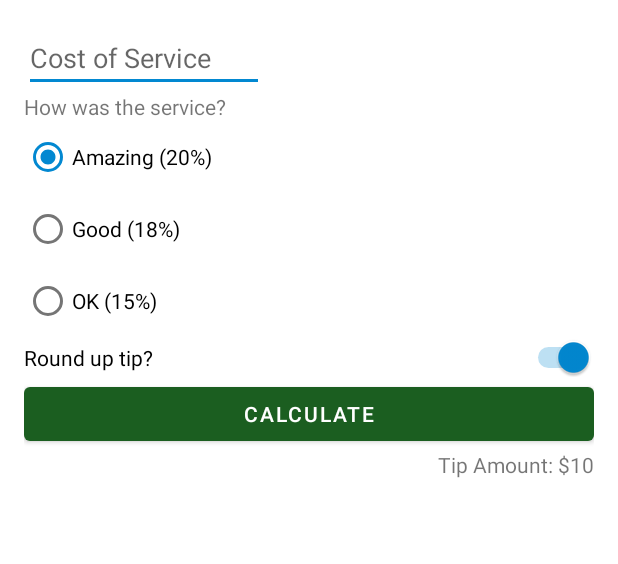
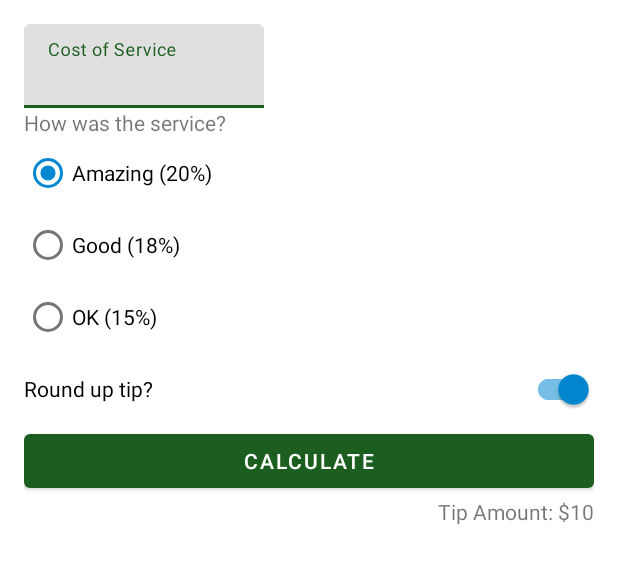
Before and after one commit to lee989898/Dating, an Android app: the layout activity_main.xml on its own in the app's theme, with its tools: preview values and no code run, on a phone screen of 412 x 824 dp. Shown: the top 564 px of the screen. Run offline under Robolectric (Android 15) with nearby library versions, the phone set to English and light mode, and no system bars.

Commit message:
머티리얼 적용

```diff
--- a/TipTime/app/src/main/java/com/example/tiptime/MainActivity.kt
+++ b/TipTime/app/src/main/java/com/example/tiptime/MainActivity.kt
@@ -18,7 +18,7 @@ class MainActivity : AppCompatActivity() {
     }
 
     private fun calculateTip(){
-        val stringInTextField = binding.costOfService.text.toString()
+        val stringInTextField = binding.costOfServiceEditText.text.toString()
         val cost = stringInTextField.toDoubleOrNull()
 
         if(cost == null){
--- a/TipTime/app/src/main/res/layout/activity_main.xml
+++ b/TipTime/app/src/main/res/layout/activity_main.xml
@@ -7,14 +7,27 @@
     android:padding="16dp"
     tools:context=".MainActivity">
 
-    <EditText
-        android:id="@+id/cost_of_service"
-        android:layout_width="160dp"
-        android:layout_height="wrap_content"
-        android:hint="Cost of Service"
-        android:inputType="numberDecimal"
-        app:layout_constraintStart_toStartOf="parent"
-        app:layout_constraintTop_toTopOf="parent" />
+
+
+        <com.google.android.material.textfield.TextInputLayout
+            android:id="@+id/cost_of_service"
+            android:layout_width="160dp"
+            android:layout_height="wrap_content"
+            android:hint="@string/cost_of_service"
+            app:layout_constraintStart_toStartOf="parent"
+            app:layout_constraintTop_toTopOf="parent">
+
+            <com.google.android.material.textfield.TextInputEditText
+                android:id="@+id/cost_of_service_edit_text"
+                android:layout_width="match_parent"
+                android:layout_height="wrap_content"
+                android:inputType="numberDecimal" />
+
+        </com.google.android.material.textfield.TextInputLayout>
+
+
+
+
 
     <TextView
         android:id="@+id/service_question"
@@ -54,7 +67,7 @@
 
     </RadioGroup>
 
-    <Switch
+    <com.google.android.material.switchmaterial.SwitchMaterial
         android:id="@+id/round_up_switch"
         android:layout_width="0dp"
         android:layout_height="wrap_content"
```
